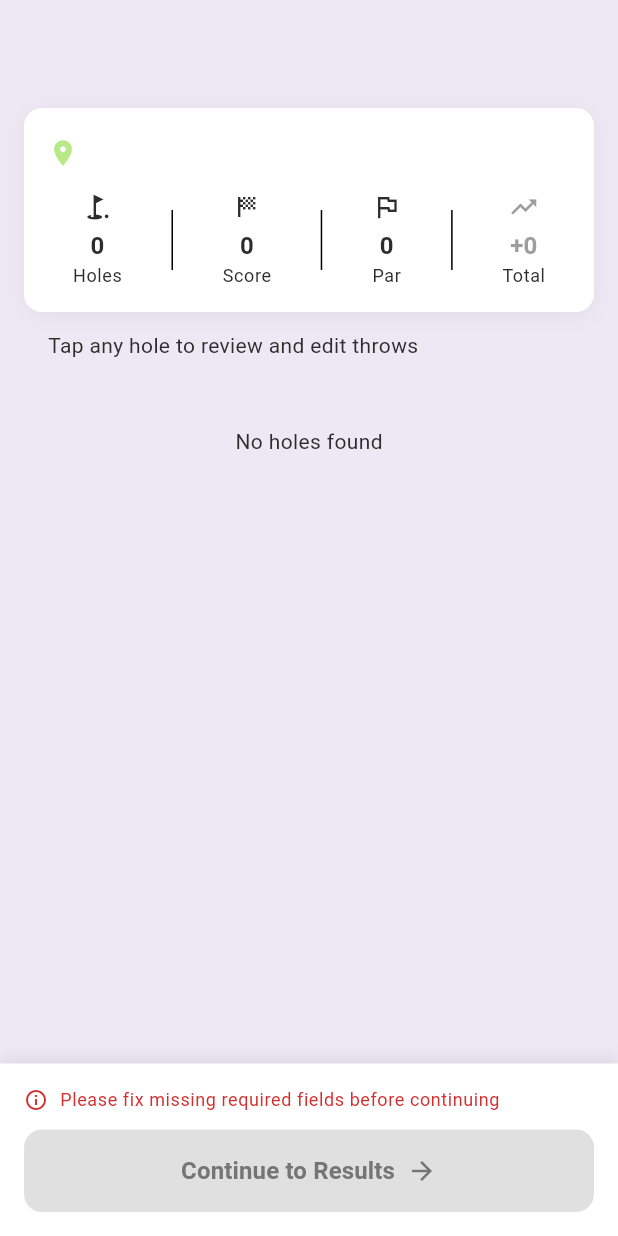
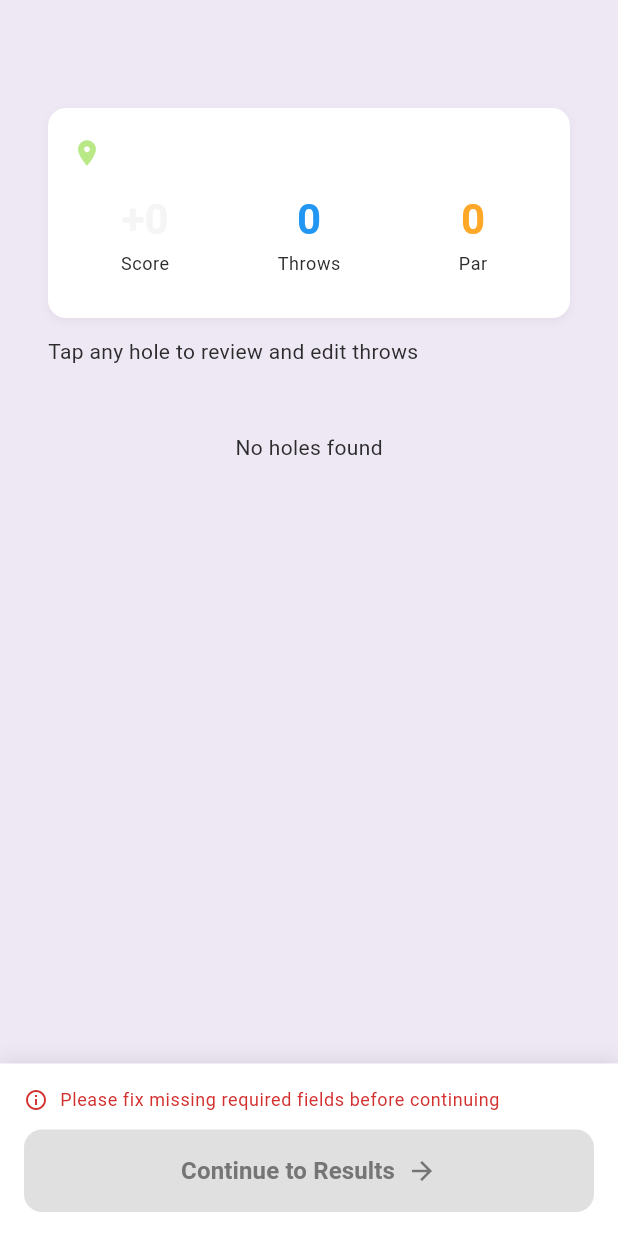
Before and after one commit to joevdiscgolf/turbo_disc_golf, a Flutter app: the RoundConfirmationWidget widget shown alone on an empty page, opened directly with empty values, on a phone screen of 412 x 824 dp. Run offline on Flutter 3.47's test engine with Material 3 defaults, Android fonts, the phone set to English and light mode, and no system bars; our stand-ins replace cloud_firestore, firebase_core, flutter_animate, flutter_bounceable, flutter_dotenv, flutter_markdown and 8 more; missing offline and left inert: google_mlkit_text_recognition; accounts and stored records are empty; network calls fail.

Commit message:
Create RoundMetadataCard widget matching ScoreKPICard design
Changes:
- Created new RoundMetadataCard stateless widget
- Design matches ScoreKPICard with isDetailScreen: false
- Shows course name with location icon
- Displays 3 KPI stats: Score (relative to par), Throws, Par
- Includes score distribution bar for complete holes
- Removed "Holes" stat as requested
- No scorecard display (unlike ScoreKPICard)
- Uses same container styling with shadow
- Removed old _buildMetadataCard and _buildStatItem functions
- Updated round_confirmation_widget.dart to use new widget

The new design provides a cleaner, more consistent UI that matches
the existing ScoreKPICard pattern from the round review screen.

```diff
--- a/lib/screens/round_processing/components/round_confirmation_widget.dart
+++ b/lib/screens/round_processing/components/round_confirmation_widget.dart
@@ -3,6 +3,7 @@ import 'package:turbo_disc_golf/locator.dart';
 import 'package:turbo_disc_golf/models/data/potential_round_data.dart';
 import 'package:turbo_disc_golf/screens/round_processing/components/editable_holes_grid.dart';
 import 'package:turbo_disc_golf/screens/round_processing/components/incomplete_hole_walkthrough_sheet.dart';
+import 'package:turbo_disc_golf/screens/round_processing/components/round_metadata_card.dart';
 import 'package:turbo_disc_golf/services/round_parser.dart';
 
 /// Confirmation widget that shows parsed round data for review and editing.
@@ -184,11 +185,11 @@ class _RoundConfirmationWidgetState extends State<RoundConfirmationWidget> {
               ),
               children: [
                 // Course metadata header
-                _buildMetadataCard(
-                  context,
-                  totalScore,
-                  totalPar,
-                  relativeScore,
+                RoundMetadataCard(
+                  potentialRound: _currentRound,
+                  totalScore: totalScore,
+                  totalPar: totalPar,
+                  relativeScore: relativeScore,
                 ),
                 const SizedBox(height: 12),
                 // Warning banner for missing data
@@ -226,130 +227,6 @@ class _RoundConfirmationWidgetState extends State<RoundConfirmationWidget> {
           _buildBottomBar(context, hasRequiredFields),
         ],
       ),
-    );
-  }
-
-  Widget _buildMetadataCard(
-    BuildContext context,
-    int totalScore,
-    int totalPar,
-    int relativeScore,
-  ) {
-    return Container(
-      padding: const EdgeInsets.all(16),
-      decoration: BoxDecoration(
-        color: Theme.of(context).colorScheme.surface,
-        borderRadius: BorderRadius.circular(12),
-        boxShadow: [
-          BoxShadow(
-            color: Colors.black.withValues(alpha: 0.05),
-            blurRadius: 10,
-            offset: const Offset(0, 2),
-          ),
-        ],
-      ),
-      child: Column(
-        crossAxisAlignment: CrossAxisAlignment.start,
-        children: [
-          // Course name
-          Row(
-            children: [
-              Icon(
-                Icons.location_on,
-                size: 20,
-                color: Theme.of(context).colorScheme.primary,
-              ),
-              const SizedBox(width: 8),
-              Expanded(
-                child: Text(
-                  _currentRound.courseName ?? 'Unknown Course',
-                  style: Theme.of(
-                    context,
-                  ).textTheme.titleLarge?.copyWith(fontWeight: FontWeight.bold),
-                ),
-              ),
-            ],
-          ),
-          const SizedBox(height: 12),
-
-          // Stats row
-          Row(
-            mainAxisAlignment: MainAxisAlignment.spaceAround,
-            children: [
-              _buildStatItem(
-                context,
-                'Holes',
-                '${_currentRound.holes?.length ?? 0}',
-                Icons.golf_course,
-              ),
-              Container(
-                width: 1,
-                height: 40,
-                color: Theme.of(context).dividerColor,
-              ),
-              _buildStatItem(
-                context,
-                'Score',
-                '$totalScore',
-                Icons.sports_score,
-              ),
-              Container(
-                width: 1,
-                height: 40,
-                color: Theme.of(context).dividerColor,
-              ),
-              _buildStatItem(context, 'Par', '$totalPar', Icons.flag_outlined),
-              Container(
-                width: 1,
-                height: 40,
-                color: Theme.of(context).dividerColor,
-              ),
-              _buildStatItem(
-                context,
-                'Total',
-                relativeScore >= 0 ? '+$relativeScore' : '$relativeScore',
-                Icons.trending_up,
-                color: relativeScore < 0
-                    ? const Color(0xFF137e66)
-                    : relativeScore == 0
-                    ? Colors.grey
-                    : const Color(0xFFFF7A7A),
-              ),
-            ],
-          ),
-        ],
-      ),
-    );
-  }
-
-  Widget _buildStatItem(
-    BuildContext context,
-    String label,
-    String value,
-    IconData icon, {
-    Color? color,
-  }) {
-    final Color displayColor =
-        color ?? Theme.of(context).colorScheme.onSurfaceVariant;
-
-    return Column(
-      children: [
-        Icon(icon, size: 20, color: displayColor),
-        const SizedBox(height: 4),
-        Text(
-          value,
-          style: Theme.of(context).textTheme.titleMedium?.copyWith(
-            fontWeight: FontWeight.bold,
-            color: displayColor,
-          ),
-        ),
-        Text(
-          label,
-          style: Theme.of(context).textTheme.bodySmall?.copyWith(
-            color: Theme.of(context).colorScheme.onSurfaceVariant,
-          ),
-        ),
-      ],
     );
   }
 
--- /dev/null
+++ b/lib/screens/round_processing/components/round_metadata_card.dart
@@ -0,0 +1,155 @@
+import 'package:flutter/material.dart';
+import 'package:turbo_disc_golf/models/data/potential_round_data.dart';
+import 'package:turbo_disc_golf/screens/round_review/tabs/course_tab/components/score_distribution_bar.dart';
+
+/// Card displaying round metadata with KPI stats.
+/// Design matches ScoreKPICard with isDetailScreen: false (without scorecard).
+class RoundMetadataCard extends StatelessWidget {
+  const RoundMetadataCard({
+    super.key,
+    required this.potentialRound,
+    required this.totalScore,
+    required this.totalPar,
+    required this.relativeScore,
+  });
+
+  final PotentialDGRound potentialRound;
+  final int totalScore;
+  final int totalPar;
+  final int relativeScore;
+
+  @override
+  Widget build(BuildContext context) {
+    return Container(
+      margin: const EdgeInsets.fromLTRB(16, 0, 16, 0),
+      padding: const EdgeInsets.all(16),
+      decoration: BoxDecoration(
+        color: Theme.of(context).colorScheme.surface,
+        borderRadius: BorderRadius.circular(12),
+        boxShadow: [
+          BoxShadow(
+            color: Colors.black.withValues(alpha: 0.05),
+            blurRadius: 4,
+            offset: const Offset(0, 2),
+          ),
+        ],
+      ),
+      child: Column(
+        crossAxisAlignment: CrossAxisAlignment.start,
+        children: [
+          // Course name
+          Row(
+            children: [
+              Icon(
+                Icons.location_on,
+                size: 20,
+                color: Theme.of(context).colorScheme.primary,
+              ),
+              const SizedBox(width: 8),
+              Expanded(
+                child: Text(
+                  potentialRound.courseName ?? 'Unknown Course',
+                  style: Theme.of(context).textTheme.titleLarge?.copyWith(
+                        fontWeight: FontWeight.bold,
+                      ),
+                ),
+              ),
+            ],
+          ),
+          const SizedBox(height: 12),
+
+          // KPI Row (matching ScoreKPICard design)
+          Row(
+            children: [
+              Expanded(
+                child: _buildScoreKPIStat(
+                  context,
+                  'Score',
+                  relativeScore >= 0 ? '+$relativeScore' : '$relativeScore',
+                  _getScoreColor(relativeScore),
+                ),
+              ),
+              const SizedBox(width: 12),
+              Expanded(
+                child: _buildScoreKPIStat(
+                  context,
+                  'Throws',
+                  '$totalScore',
+                  const Color(0xFF2196F3),
+                ),
+              ),
+              const SizedBox(width: 12),
+              Expanded(
+                child: _buildScoreKPIStat(
+                  context,
+                  'Par',
+                  '$totalPar',
+                  const Color(0xFFFFA726),
+                ),
+              ),
+            ],
+          ),
+          const SizedBox(height: 12),
+
+          // Score distribution bar (if we have a valid round)
+          if (potentialRound.holes != null &&
+              potentialRound.holes!.isNotEmpty &&
+              _hasCompleteHoles())
+            ScoreDistributionBar(
+              round: potentialRound.toDGRound(),
+              height: 24,
+            ),
+        ],
+      ),
+    );
+  }
+
+  bool _hasCompleteHoles() {
+    // Check if we have at least some complete holes to show distribution
+    return potentialRound.holes!.any((h) =>
+        h.hasRequiredFields &&
+        h.throws != null &&
+        h.throws!.isNotEmpty);
+  }
+
+  Widget _buildScoreKPIStat(
+    BuildContext context,
+    String label,
+    String value,
+    Color color,
+  ) {
+    return Container(
+      decoration: BoxDecoration(
+        borderRadius: BorderRadius.circular(8),
+      ),
+      child: Column(
+        children: [
+          Text(
+            value,
+            style: Theme.of(context).textTheme.headlineMedium?.copyWith(
+                  fontWeight: FontWeight.bold,
+                  color: color,
+                ),
+          ),
+          const SizedBox(height: 4),
+          Text(
+            label,
+            style: Theme.of(context).textTheme.bodySmall?.copyWith(
+                  color: Theme.of(context).colorScheme.onSurfaceVariant,
+                ),
+          ),
+        ],
+      ),
+    );
+  }
+
+  Color _getScoreColor(int score) {
+    if (score < 0) {
+      return const Color(0xFF137e66);
+    } else if (score > 0) {
+      return const Color(0xFFFF7A7A);
+    } else {
+      return const Color(0xFFF5F5F5);
+    }
+  }
+}
```
